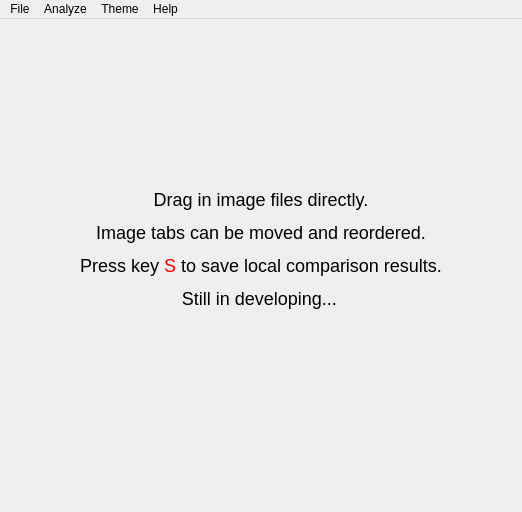
First picture: the form in src/imcompare.ui, repository chaosink/imcompare, before the edit.
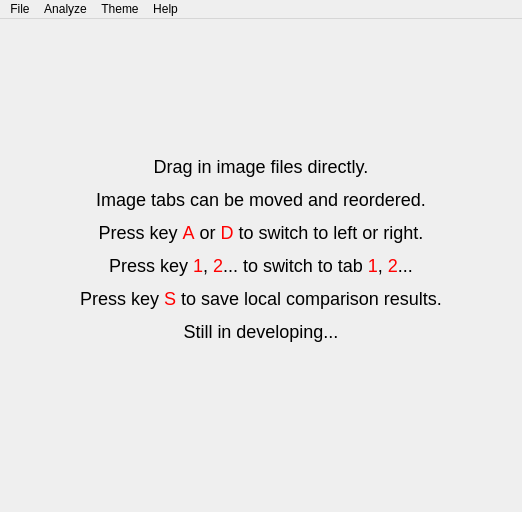
Second picture: the form after the edit.

Commit message: keyboard shotcuts for switching between tabs

The edit to the form file:
```diff
--- a/src/imcompare.ui
+++ b/src/imcompare.ui
@@ -45,8 +45,7 @@
        </sizepolicy>
       </property>
       <property name="text">
-       <string>&lt;div style=&quot;font-size:18px&quot;&gt;&lt;p&gt;Drag in image files directly.&lt;/p&gt;&lt;p&gt;Image tabs can be moved and reordered.&lt;/p&gt;&lt;p&gt;Press key &lt;font style=&quot;color:#f00&quot;&gt;S&lt;/font&gt; to save local comparison results.&lt;/p&gt;&lt;p&gt;Still in developing...&lt;/p&gt;&lt;/div&gt;
-</string>
+       <string>&lt;html&gt;&lt;head/&gt;&lt;body&gt;&lt;p&gt;&lt;span style=&quot; font-size:18px;&quot;&gt;Drag in image files directly.&lt;/span&gt;&lt;/p&gt;&lt;p&gt;&lt;span style=&quot; font-size:18px;&quot;&gt;Image tabs can be moved and reordered.&lt;/span&gt;&lt;/p&gt;&lt;p&gt;&lt;span style=&quot; font-size:18px;&quot;&gt;Press key &lt;/span&gt;&lt;span style=&quot; font-size:18px; color:#ff0000;&quot;&gt;A&lt;/span&gt;&lt;span style=&quot; font-size:18px;&quot;&gt; or &lt;/span&gt;&lt;span style=&quot; font-size:18px; color:#ff0000;&quot;&gt;D&lt;/span&gt;&lt;span style=&quot; font-size:18px;&quot;&gt; to switch to left or right.&lt;/span&gt;&lt;/p&gt;&lt;p&gt;&lt;span style=&quot; font-size:18px;&quot;&gt;Press key &lt;/span&gt;&lt;span style=&quot; font-size:18px; color:#ff0000;&quot;&gt;1&lt;/span&gt;&lt;span style=&quot; font-size:18px;&quot;&gt;, &lt;/span&gt;&lt;span style=&quot; font-size:18px; color:#ff0000;&quot;&gt;2&lt;/span&gt;&lt;span style=&quot; font-size:18px;&quot;&gt;... to switch to tab &lt;/span&gt;&lt;span style=&quot; font-size:18px; color:#ff0000;&quot;&gt;1&lt;/span&gt;&lt;span style=&quot; font-size:18px;&quot;&gt;, &lt;/span&gt;&lt;span style=&quot; font-size:18px; color:#ff0000;&quot;&gt;2&lt;/span&gt;&lt;span style=&quot; font-size:18px;&quot;&gt;...&lt;/span&gt;&lt;/p&gt;&lt;p&gt;&lt;span style=&quot; font-size:18px;&quot;&gt;Press key &lt;/span&gt;&lt;span style=&quot; font-size:18px; color:#ff0000;&quot;&gt;S&lt;/span&gt;&lt;span style=&quot; font-size:18px;&quot;&gt; to save local comparison results.&lt;/span&gt;&lt;/p&gt;&lt;p&gt;&lt;span style=&quot; font-size:18px;&quot;&gt;Still in developing...&lt;/span&gt;&lt;/p&gt;&lt;/body&gt;&lt;/html&gt;</string>
       </property>
       <property name="alignment">
        <set>Qt::AlignCenter</set>
```
Left out of the diff: 2 changed lines with no effect on the pictures. The commit also changes 1 other file.
